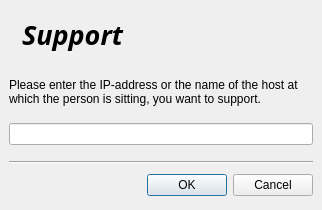
veyon/veyon, file ima/dialogs/support.ui: the form before one commit.
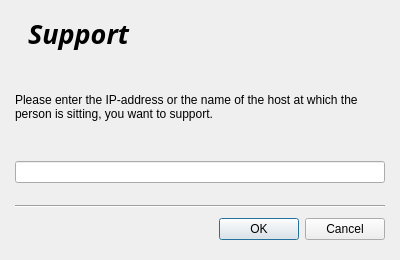
The form after the commit. Icons and pictures are not drawn.

The edit to the form file:
```diff
--- a/ima/dialogs/support.ui
+++ b/ima/dialogs/support.ui
@@ -8,8 +8,8 @@
    <rect>
     <x>0</x>
     <y>0</y>
-    <width>322</width>
-    <height>210</height>
+    <width>400</width>
+    <height>260</height>
    </rect>
   </property>
   <property name="windowTitle" >
@@ -23,7 +23,7 @@
   </property>
   <layout class="QVBoxLayout" >
    <property name="margin" >
-    <number>9</number>
+    <number>15</number>
    </property>
    <property name="spacing" >
     <number>6</number>
@@ -70,6 +70,14 @@
    </item>
    <item>
     <widget class="QLabel" name="label_3" >
+     <property name="sizePolicy" >
+      <sizepolicy>
+       <hsizetype>3</hsizetype>
+       <vsizetype>3</vsizetype>
+       <horstretch>0</horstretch>
+       <verstretch>0</verstretch>
+      </sizepolicy>
+     </property>
      <property name="text" >
       <string>Please enter the IP-address or the name of the host at which the person is sitting, you want to support.</string>
      </property>
@@ -91,8 +99,8 @@
      </property>
      <property name="sizeHint" >
       <size>
-       <width>20</width>
-       <height>10</height>
+       <width>370</width>
+       <height>16</height>
       </size>
      </property>
     </spacer>
```
Left out of the diff: 4 changed lines with no effect on the pictures.
